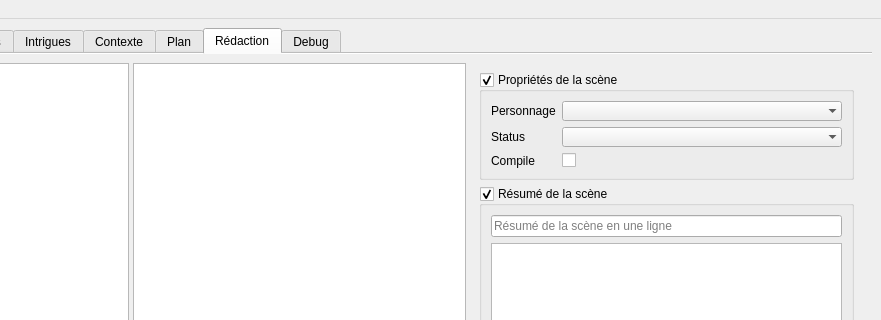
Above: src/ui/mainWindow.ui from olivierkes/manuskript before the change; both pictures show x 222 to 1103 and y 0 to 320 of the 1103 by 809 pixel window. Below: the same form after it.
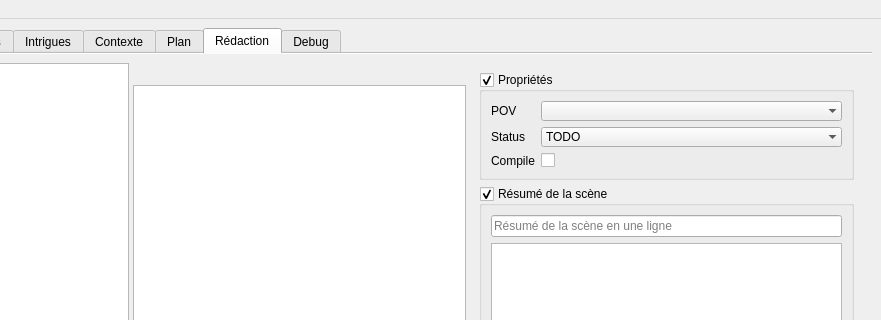
That is the form after the change. The open tabs and pages were chosen to show the change. Icons and pictures are not drawn. Custom widgets are drawn as their Qt base class.

```diff
--- a/src/ui/mainWindow.ui
+++ b/src/ui/mainWindow.ui
@@ -1522,7 +1522,26 @@
           <widget class="QWidget" name="layoutWidget">
            <layout class="QVBoxLayout" name="verticalLayout_16">
             <item>
-             <widget class="QPlainTextEdit" name="plainTextEdit_9"/>
+             <widget class="QLineEdit" name="txtRedacTitle">
+              <property name="font">
+               <font>
+                <weight>75</weight>
+                <bold>true</bold>
+               </font>
+              </property>
+              <property name="styleSheet">
+               <string notr="true">background:transparent;</string>
+              </property>
+              <property name="text">
+               <string/>
+              </property>
+              <property name="frame">
+               <bool>false</bool>
+              </property>
+             </widget>
+            </item>
+            <item>
+             <widget class="QPlainTextEdit" name="txtRedacText"/>
             </item>
             <item>
              <layout class="QHBoxLayout" name="horizontalLayout_19">
@@ -1606,7 +1625,7 @@
                 </sizepolicy>
                </property>
                <property name="title">
-                <string>Propriétés de la scène</string>
+                <string>Propriétés</string>
                </property>
                <property name="checkable">
                 <bool>true</bool>
@@ -1615,12 +1634,12 @@
                 <item row="0" column="0">
                  <widget class="QLabel" name="label_29">
                   <property name="text">
-                   <string>Personnage</string>
+                   <string>POV</string>
                   </property>
                  </widget>
                 </item>
                 <item row="0" column="1">
-                 <widget class="QComboBox" name="comboBox_3">
+                 <widget class="cmbPersoChoser" name="cmbRedacPOV">
                   <property name="frame">
                    <bool>false</bool>
                   </property>
@@ -1638,6 +1657,26 @@
                   <property name="frame">
                    <bool>false</bool>
                   </property>
+                  <item>
+                   <property name="text">
+                    <string>TODO</string>
+                   </property>
+                  </item>
+                  <item>
+                   <property name="text">
+                    <string>First draft</string>
+                   </property>
+                  </item>
+                  <item>
+                   <property name="text">
+                    <string>Second draft</string>
+                   </property>
+                  </item>
+                  <item>
+                   <property name="text">
+                    <string>Final</string>
+                   </property>
+                  </item>
                  </widget>
                 </item>
                 <item row="2" column="0">
@@ -1976,6 +2015,11 @@
    <header>ui.collapsibleGroupBox.h</header>
    <container>1</container>
   </customwidget>
+  <customwidget>
+   <class>cmbPersoChoser</class>
+   <extends>QComboBox</extends>
+   <header>ui.cmbPersoChoser.h</header>
+  </customwidget>
  </customwidgets>
  <resources/>
  <connections>
```
Left out of the diff: 42 changed lines with no effect on the pictures.
